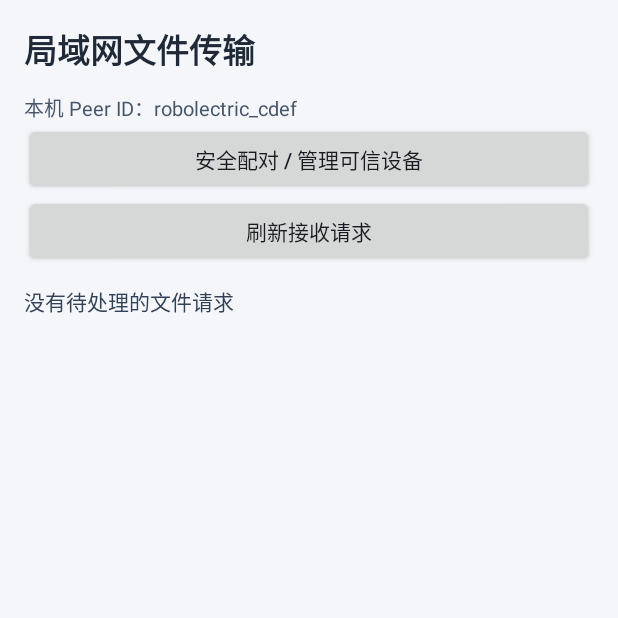
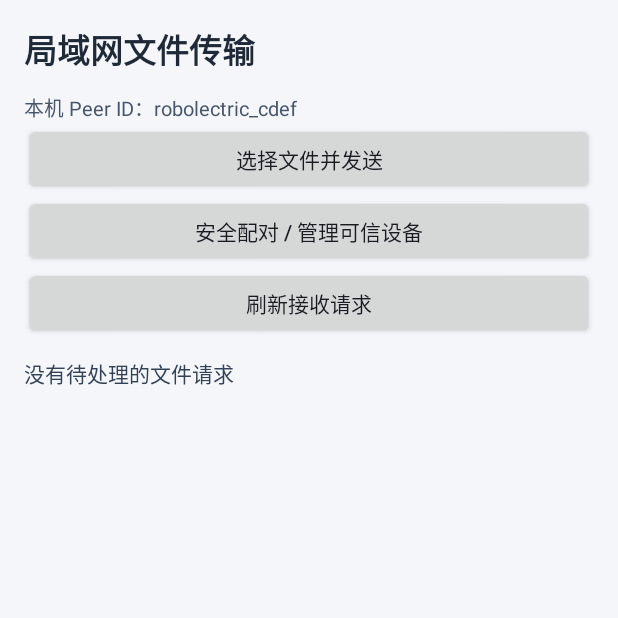
Before and after one commit to shua00/rebackmyphone3, an Android app: the LanTransferActivity screen opened directly, with no data from a screen before it, on a phone screen of 412 x 824 dp, the top half of it. Run offline under Robolectric (Android 15) with nearby library versions, the phone set to English and light mode, and no system bars; libraries missing offline, so code that uses them is left out: ; pictures from the network do not load.

Commit message:
Add dedicated send-file entry to transfer screen

```diff
--- a/app/src/main/res/layout/activity_lan_transfer.xml
+++ b/app/src/main/res/layout/activity_lan_transfer.xml
@@ -24,6 +24,11 @@
             android:textSize="13sp"
             android:textColor="#475569" />
         <Button
+            android:id="@+id/lanTransferSendFile"
+            android:layout_width="match_parent"
+            android:layout_height="wrap_content"
+            android:text="选择文件并发送" />
+        <Button
             android:id="@+id/lanTransferPairing"
             android:layout_width="match_parent"
             android:layout_height="wrap_content"
```
